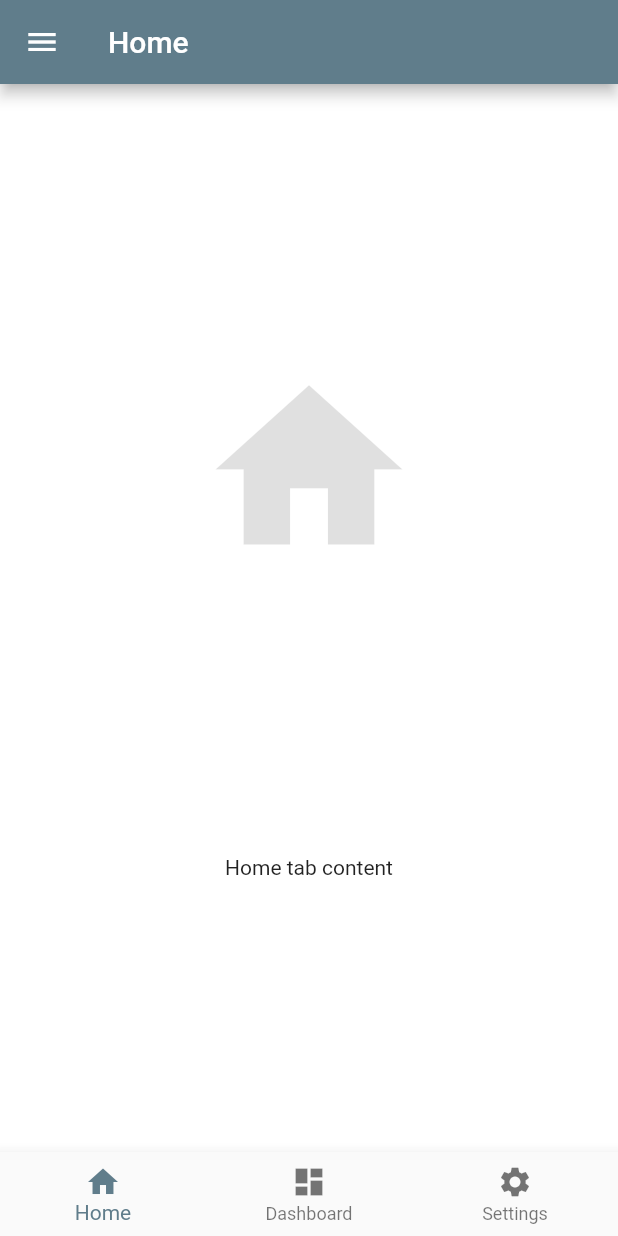
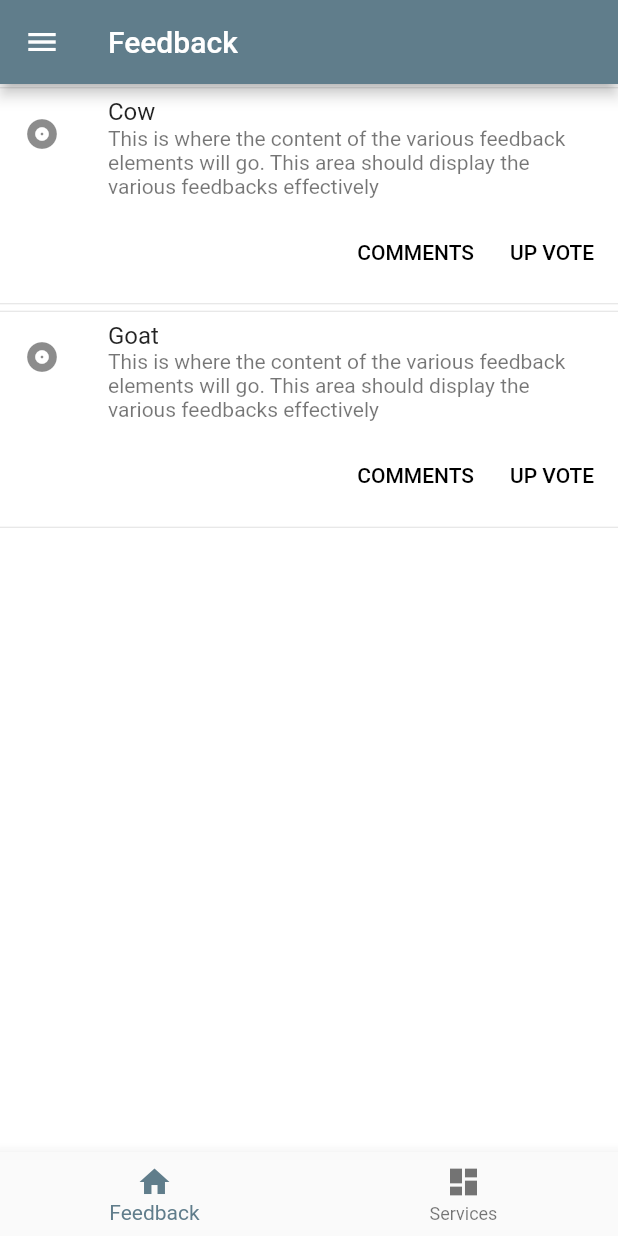
Before and after one commit to Apondi/Feedy, a Flutter app: the screen it shows after launch, on a phone screen of 412 x 824 dp. Run offline on Flutter 3.47's test engine with Material 2 defaults, Android fonts, the phone set to English and light mode, and no system bars.

Commit message:
Working Scrollable list
The implementation of the list is working

```diff
--- a/lib/main.dart
+++ b/lib/main.dart
@@ -212,9 +212,9 @@ class TabsState extends State<Tabs> {
         this._title_app = TabItems[1].title;
       break;
 
-      case 2:
-        this._title_app = TabItems[2].title;
-      break;
+//      case 2:
+//        this._title_app = TabItems[2].title;
+//      break;
     }
   }
 }
@@ -226,7 +226,7 @@ class TabItem {
 }
 
 const List<TabItem> TabItems = const <TabItem>[
-  const TabItem(title: 'Home', icon: Icons.home),
-  const TabItem(title: 'Dashboard', icon: Icons.dashboard),
-  const TabItem(title: 'Settings', icon: Icons.settings)
+  const TabItem(title: 'Feedback', icon: Icons.home),
+  const TabItem(title: 'Services', icon: Icons.dashboard),
+//  const TabItem(title: 'Settings', icon: Icons.settings)
 ];
--- a/lib/tabs/home.dart
+++ b/lib/tabs/home.dart
@@ -1,19 +1,102 @@
+import 'dart:async';
+
 import 'package:flutter/material.dart';
 
-class Home extends StatelessWidget {
+class Home extends StatefulWidget {
   @override
-  Widget build(BuildContext context) => new Container(
-    child: new Column(
-      crossAxisAlignment: CrossAxisAlignment.center,
-      mainAxisAlignment: MainAxisAlignment.spaceEvenly,
-      children: <Widget>[
-        new Icon(
-          Icons.home,
-          size: 150.0,
-          color: Colors.black12
-        ),
-        new Text('Home tab content')
-      ],
-    )
-  );
+  _HomePageState createState() => new _HomePageState();
 }
+
+class _HomePageState extends State<Home> {
+  @override
+  Widget build(BuildContext context) {
+    var futureBuilder = new FutureBuilder(
+      future: _getData(),
+      builder: (BuildContext context, AsyncSnapshot snapshot) {
+        switch (snapshot.connectionState) {
+          case ConnectionState.none:
+          case ConnectionState.waiting:
+            return new Text('Loading...');
+          default:
+            if (snapshot.hasError)
+              return new Text('Error: ${snapshot.error}');
+            else
+              return createListView(context, snapshot);
+        }
+      },
+    );
+
+    return new Scaffold(
+      body: futureBuilder,
+    );
+  }
+
+  Future<List<String>> _getData() async {
+    var values = new List<String>();
+    values.add("Cow");
+    values.add("Goat");
+
+    return values;
+  }
+
+  Widget createListView(BuildContext context, AsyncSnapshot snapshot) {
+    List<String> values = snapshot.data;
+    return new ListView.builder(
+      itemCount: values.length,
+      itemBuilder: (BuildContext context, int index) {
+        return new Column(
+          mainAxisSize: MainAxisSize.min,
+          children: <Widget>[
+            new Divider(
+              height: 5.0,
+            ),
+            new ListTile(
+              leading: new Icon(Icons.album),
+              title: new Text(values[index]),
+              subtitle: new Text(
+                  "This is where the content of the various feedback elements will go. "
+                  "This area should display the various feedbacks effectively"),
+            ),
+            new ButtonTheme.bar(
+              child: new ButtonBar(
+                children: <Widget>[
+                  new FlatButton(
+                    child: const Text('COMMENTS'),
+                    onPressed: () {},
+                  ),
+                  new FlatButton(
+                    child: const Text('UP VOTE'),
+                    onPressed: () {},
+                  ),
+                ],
+              ),
+            ),
+            new Divider(
+              height: 5.0,
+            ),
+          ],
+        );
+      },
+    );
+  }
+}
+
+//}
+//
+//class Home extends StatelessWidget {
+//  @override
+//  Widget build(BuildContext context) => new Container(
+//    child: new Column(
+//      crossAxisAlignment: CrossAxisAlignment.center,
+//      mainAxisAlignment: MainAxisAlignment.spaceEvenly,
+//      children: <Widget>[
+//        new Icon(
+//          Icons.home,
+//          size: 150.0,
+//          color: Colors.black12
+//        ),
+//        new Text('Home tab content')
+//      ],
+//    )
+//  );
+//}
```
